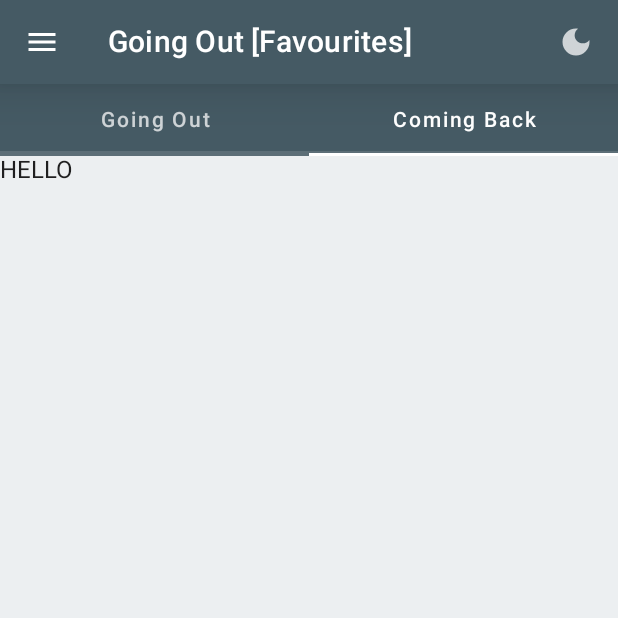
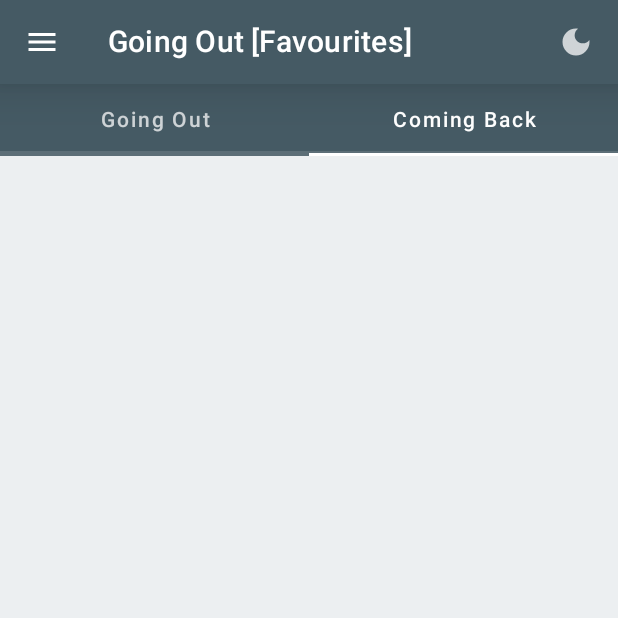
Before and after one commit to Xuanniee/Bus-Express, an Android app built with Jetpack Compose: the FavouritesScreen screen opened through its navigation route, tab 2 chosen, on a phone screen of 412 x 824 dp, the top half of it. Run offline under Robolectric (Android 15) with nearby library versions, the phone set to English and light mode, and no system bars; our stand-ins replace Room's generated code; libraries missing offline, so code that uses them is left out: com.jakewharton.retrofit2.

Commit message:
ACTUAL Stable Version

```diff
--- a/app/src/main/java/com/example/busexpress/BusExpressScreen.kt
+++ b/app/src/main/java/com/example/busexpress/BusExpressScreen.kt
@@ -328,6 +328,7 @@ fun BusExpressApp(
                     viewModel = viewModel,
                     busServicesRouteList = multipleBusUiState,
                     currentScreen = currentScreen,
+                    favouriteBusStopViewModel = favouriteBusStopViewModel,
                 )
             }
 
@@ -341,7 +342,7 @@ fun BusExpressApp(
                 FavouritesScreen(
                     viewModel = viewModel,
                     busServicesRouteList = multipleBusUiState,
-                    favouriteBusStopViewModel = favouriteBusStopViewModel
+                    favouriteBusStopViewModel = favouriteBusStopViewModel,
                 )
             }
 
--- a/app/src/main/java/com/example/busexpress/ui/component/CommonUi.kt
+++ b/app/src/main/java/com/example/busexpress/ui/component/CommonUi.kt
@@ -32,7 +32,7 @@ fun BusStopComposable(
     busArrivalsJSON: SingaporeBus,
     busStopDetailsJSON: BusStopValue,
     busServiceBool: Boolean,
-    favouriteViewModel: FavouriteBusStopViewModel = viewModel(),
+    favouriteViewModel: FavouriteBusStopViewModel,
     modifier: Modifier = Modifier
 ) {
     // Bus Arrival Timing Details
--- a/app/src/main/java/com/example/busexpress/ui/screens/FavouritesScreen.kt
+++ b/app/src/main/java/com/example/busexpress/ui/screens/FavouritesScreen.kt
@@ -14,6 +14,7 @@ import androidx.compose.runtime.saveable.rememberSaveable
 import androidx.compose.ui.Modifier
 import androidx.compose.ui.text.font.FontWeight
 import androidx.compose.ui.unit.dp
+import com.example.busexpress.data.FavouriteBusStop
 import com.example.busexpress.network.BusServicesRoute
 import com.example.busexpress.ui.component.BusStopComposable
 import com.example.busexpress.ui.favouriteBusStops.FavouriteBusStopViewModel
@@ -50,9 +51,14 @@ fun FavouritesScreen(
                 )
             }
         }
+
         if (tapRowState == 0) {
             // Call Function to get Favourites
             favouriteBusStopViewModel.retrieveFavouriteBusStops(true)
+            }
+        else if (tapRowState == 1) {
+            favouriteBusStopViewModel.retrieveFavouriteBusStops(false)
+        }
         // Retrieve Bus Stops
         val busStopList = goingOutFavouriteUiState.busStopList
         val busStopListLength = busStopList.size
@@ -68,7 +74,6 @@ fun FavouritesScreen(
                 // Use Bus Stop Code to get Bus Details and Stuff
                 viewModel.determineUserQuery(currentBusStop.toString())
 
-
                 // UI Layer
                 Divider(thickness = 2.dp, modifier = modifier.padding(5.dp))
 
@@ -82,15 +87,6 @@ fun FavouritesScreen(
 
                 Divider(thickness = 2.dp, modifier = modifier.padding(5.dp))
             }
-
         }
     }
-        else if (tapRowState == 1) {
-            Text("HELLO")
-//            favouriteBusStopViewModel.retrieveFavouriteBusStops(false)
-
 }
-    }
-
-
-}
```
Also changed, not shown: app/src/main/java/com/example/busexpress/ui/screens/SearchScreen.kt (+21 -5 lines). Lines whose indentation alone changed are shown as unchanged.
